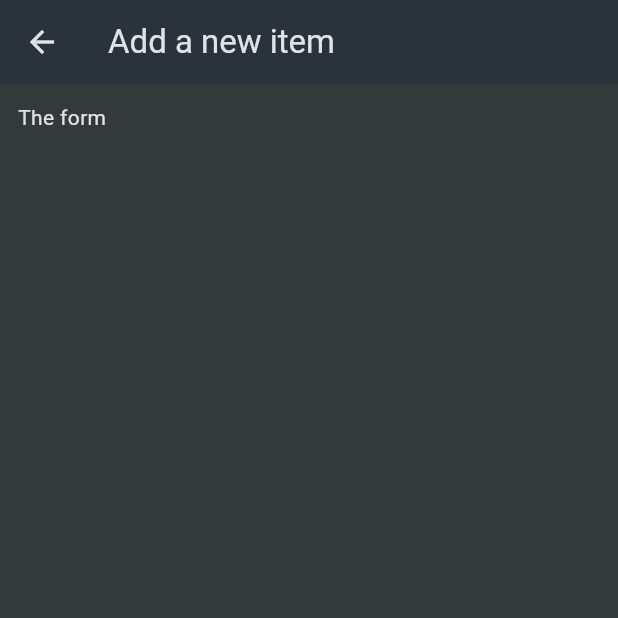
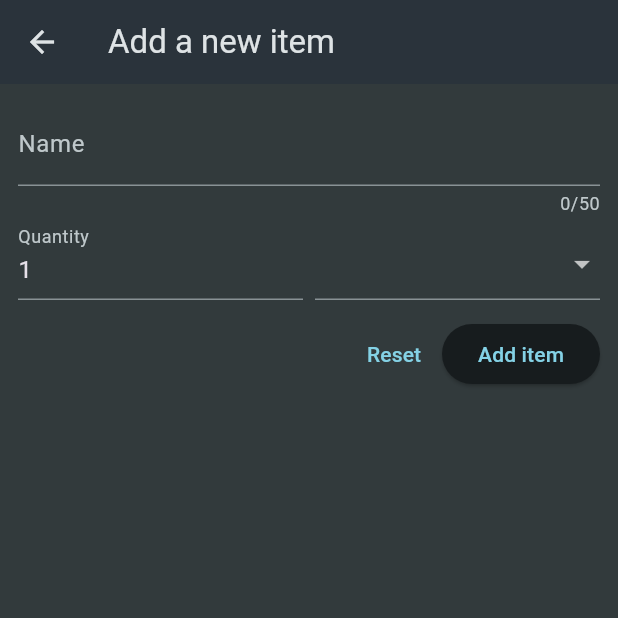
Before and after one commit to DejanJovovic/ShoppingList, a Flutter app: the NewItem screen opened directly, on a phone screen of 412 x 824 dp, the top half of it. Run offline on Flutter 3.47's test engine with Material 3 defaults, Android fonts, the phone set to English and light mode, and no system bars.

Commit message:
added a form, TextFormField widgets as well as some buttons on the new_item screen

```diff
--- a/shopping_list/lib/widgets/new_item.dart
+++ b/shopping_list/lib/widgets/new_item.dart
@@ -1,18 +1,16 @@
 import 'package:flutter/material.dart';
+import 'package:shopping_list/data/categories.dart';
 
-class NewItem extends StatefulWidget{
-
+class NewItem extends StatefulWidget {
   const NewItem({super.key});
 
   @override
   State<NewItem> createState() {
     return _NewItemState();
   }
-
 }
 
-class _NewItemState extends State<NewItem>{
-
+class _NewItemState extends State<NewItem> {
   @override
   Widget build(BuildContext context) {
     return Scaffold(
@@ -21,8 +19,72 @@ class _NewItemState extends State<NewItem>{
       ),
       body: Padding(
         padding: const EdgeInsets.all(12),
-        child: Text('The form'),
+        child: Form(
+          child: Column(
+            children: [
+              TextFormField(
+                // instead of TextField()
+                maxLength: 50, // no longer that 50 characters
+                decoration: const InputDecoration(
+                  label: Text('Name'),
+                ),
+                validator: (value) {
+                  return 'Validation';
+                },
+              ),
+              Row(
+                crossAxisAlignment: CrossAxisAlignment.end,
+                children: [
+                  Expanded(
+                    child: TextFormField(
+                      decoration: const InputDecoration(
+                        label: Text('Quantity'),
+                      ),
+                      initialValue:
+                          '1', //allows to set an initial value that will be set inside this formField
+                    ),
+                  ),
+                  const SizedBox(width: 8),
+                  Expanded(
+                    child: DropdownButtonFormField(items: [
+                      for (final category in categories.entries)
+                        DropdownMenuItem(
+                          value: category.value,
+                          child: Row(
+                            children: [
+                              Container(
+                                width: 16,
+                                height: 16,
+                                color: category.value.color,
+                              ),
+                              const SizedBox(width: 6),
+                              Text(category.value.title)
+                            ],
+                          ),
+                        ),
+                    ], onChanged: (value){}
+                    ),
+                  ),
+                ],
+              ),
+              const SizedBox(height: 12),
+              Row(
+                mainAxisAlignment: MainAxisAlignment.end,
+                children: [
+                  TextButton(
+                    onPressed: (){},
+                    child: const Text('Reset'),
+                    ),
+                  ElevatedButton(
+                    onPressed: (){},
+                    child: const Text('Add item'),
+                    ),
+                ],
+              ),
+            ],
+          ),
         ),
+      ),
     );
   }
 }
```
